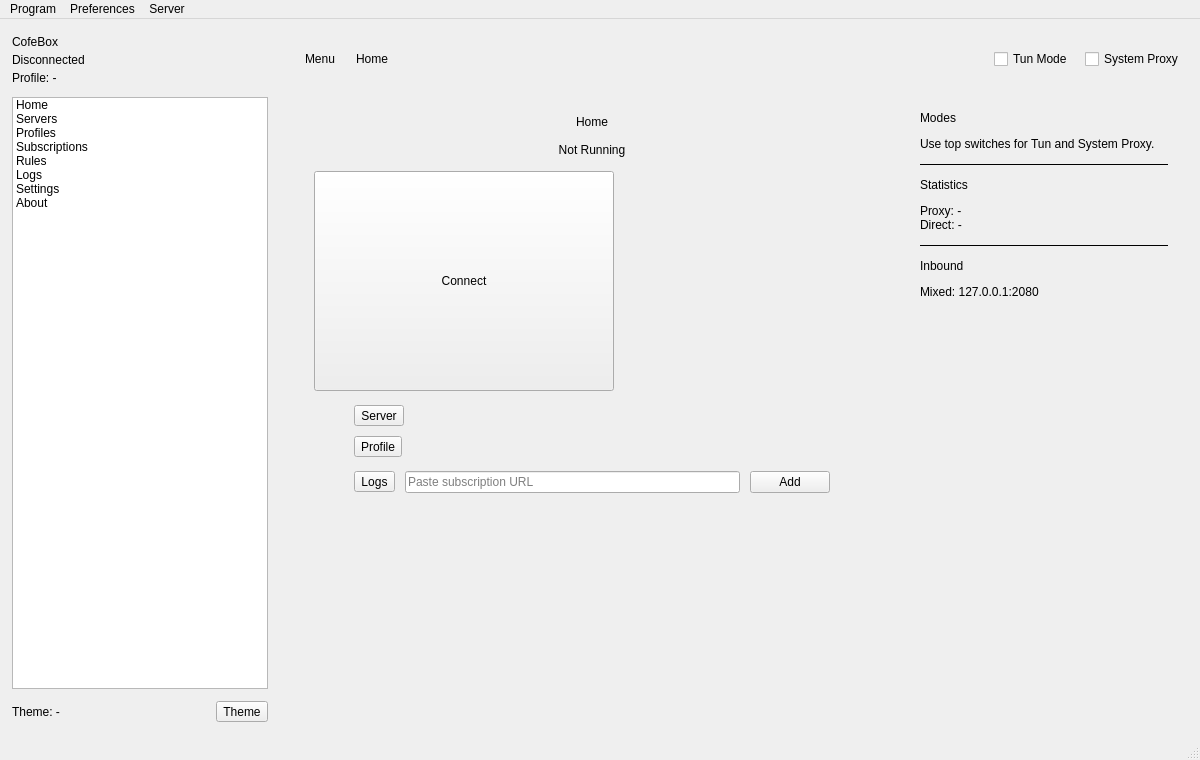
First picture: the form in ui/mainwindow.ui, repository cofedish/cofe-nekobox, before the edit.
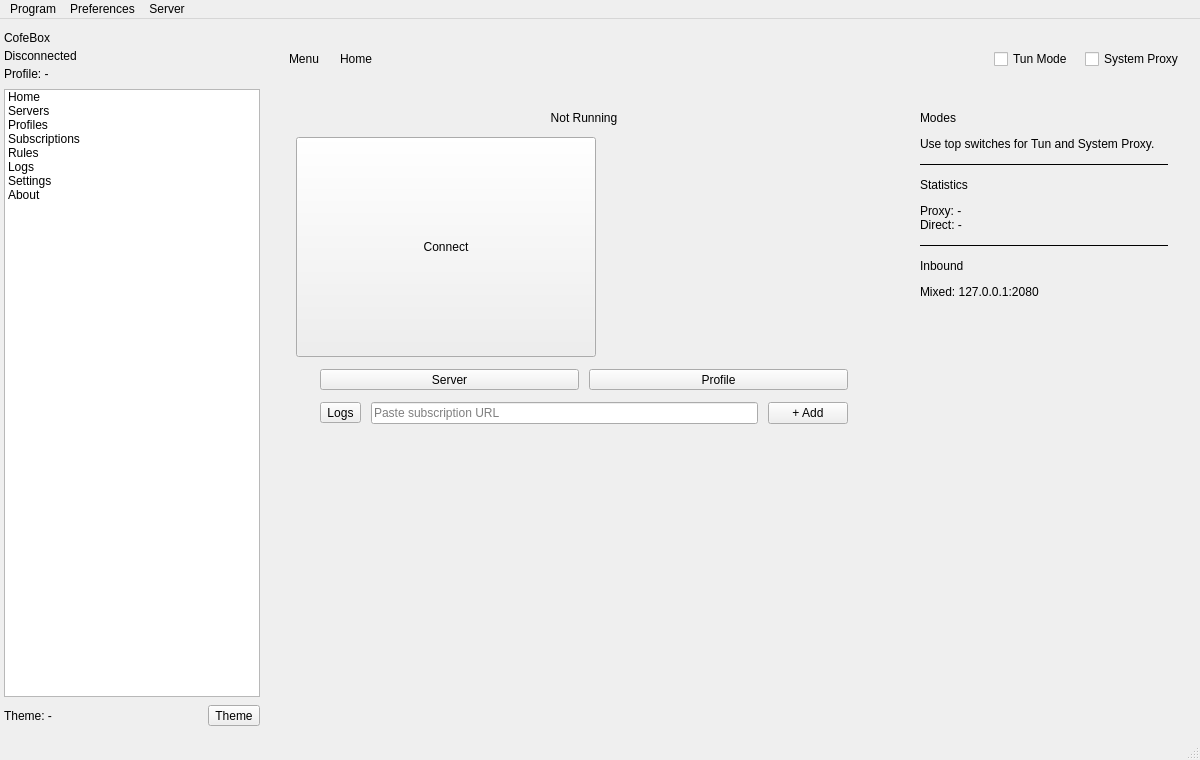
Second picture: the form after the edit. Custom widgets are drawn as their Qt base class.

Commit message: chore(ui): polish redesigned dashboard visuals

Patch:
```diff
--- a/ui/mainwindow.ui
+++ b/ui/mainwindow.ui
@@ -40,7 +40,7 @@
      <widget class="QFrame" name="drawer_container">
       <property name="minimumSize">
        <size>
-        <width>0</width>
+        <width>72</width>
         <height>0</height>
        </size>
       </property>
@@ -61,19 +61,19 @@
       </property>
       <layout class="QVBoxLayout" name="drawerLayout" stretch="0,1,0,0">
        <property name="leftMargin">
-        <number>12</number>
+        <number>4</number>
        </property>
        <property name="topMargin">
-        <number>16</number>
+        <number>12</number>
        </property>
        <property name="rightMargin">
-        <number>12</number>
+        <number>4</number>
        </property>
        <property name="bottomMargin">
-        <number>16</number>
+        <number>12</number>
        </property>
        <property name="spacing">
-        <number>12</number>
+        <number>8</number>
        </property>
        <item>
         <widget class="QWidget" name="drawer_header" native="true">
@@ -401,30 +401,20 @@
              </property>
              <layout class="QVBoxLayout" name="homeCenterLayout">
               <property name="spacing">
-               <number>14</number>
+               <number>12</number>
               </property>
               <property name="leftMargin">
-               <number>18</number>
+               <number>16</number>
               </property>
               <property name="topMargin">
-               <number>20</number>
+               <number>16</number>
               </property>
               <property name="rightMargin">
-               <number>18</number>
+               <number>16</number>
               </property>
               <property name="bottomMargin">
-               <number>20</number>
+               <number>16</number>
               </property>
-              <item>
-               <widget class="QLabel" name="home_title">
-                <property name="text">
-                 <string>Home</string>
-                </property>
-                <property name="alignment">
-                 <set>Qt::AlignHCenter|Qt::AlignVCenter</set>
-                </property>
-               </widget>
-              </item>
               <item>
                <widget class="QLabel" name="label_running">
                 <property name="text">
@@ -456,24 +446,30 @@
               </item>
               <item>
                <widget class="QWidget" name="home_cards" native="true">
-                <layout class="QVBoxLayout" name="homeCardsLayout">
+                <layout class="QHBoxLayout" name="homeCardsLayout">
                  <property name="spacing">
                   <number>10</number>
                  </property>
                  <property name="leftMargin">
-                  <number>40</number>
+                  <number>24</number>
                  </property>
                  <property name="topMargin">
                   <number>0</number>
                  </property>
                  <property name="rightMargin">
-                  <number>40</number>
+                  <number>24</number>
                  </property>
                  <property name="bottomMargin">
                   <number>0</number>
                  </property>
                  <item>
                   <widget class="QToolButton" name="home_select_server">
+                   <property name="sizePolicy">
+                    <sizepolicy hsizetype="Expanding" vsizetype="Fixed">
+                     <horstretch>1</horstretch>
+                     <verstretch>0</verstretch>
+                    </sizepolicy>
+                   </property>
                    <property name="text">
                     <string>Server</string>
                    </property>
@@ -484,6 +480,12 @@
                  </item>
                  <item>
                   <widget class="QToolButton" name="home_select_profile">
+                   <property name="sizePolicy">
+                    <sizepolicy hsizetype="Expanding" vsizetype="Fixed">
+                     <horstretch>1</horstretch>
+                     <verstretch>0</verstretch>
+                    </sizepolicy>
+                   </property>
                    <property name="text">
                     <string>Profile</string>
                    </property>
@@ -499,13 +501,13 @@
                <widget class="QWidget" name="home_add_row" native="true">
                 <layout class="QHBoxLayout" name="homeAddRowLayout">
                  <property name="leftMargin">
-                  <number>40</number>
+                  <number>24</number>
                  </property>
                  <property name="topMargin">
                   <number>0</number>
                  </property>
                  <property name="rightMargin">
-                  <number>40</number>
+                  <number>24</number>
                  </property>
                  <property name="bottomMargin">
                   <number>0</number>
@@ -536,7 +538,7 @@
                  <item>
                   <widget class="QPushButton" name="home_sub_add">
                    <property name="text">
-                    <string>Add</string>
+                    <string>+ Add</string>
                    </property>
                   </widget>
                  </item>
```
Left out of the diff: 3 changed lines with no effect on the pictures. The commit also changes 4 other files.
